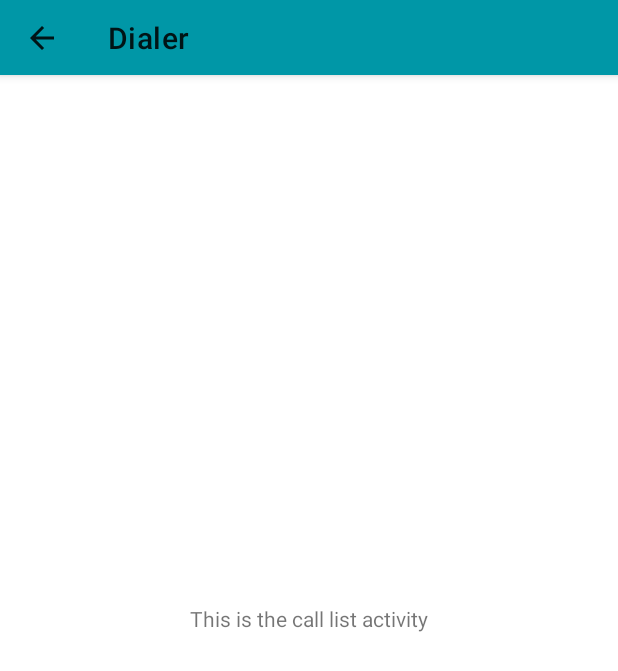
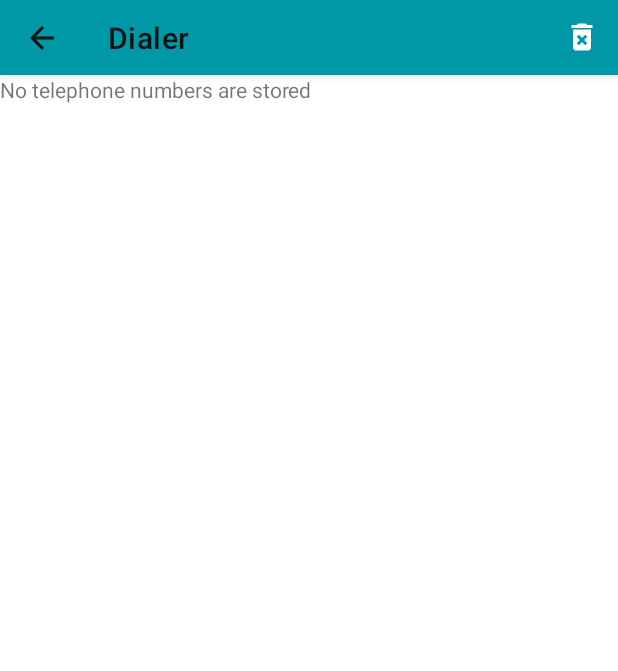
Before and after one commit to Fredriish/Android-university-project, an Android app: the CallListActivity screen opened directly, with no data from a screen before it, on a phone screen of 412 x 824 dp. Shown: the top 671 px of the screen. Run offline under Robolectric (Android 15) with nearby library versions, the phone set to English and light mode, and no system bars.

Commit message:
Assignment 5 done

```diff
--- a/app/src/main/java/se/miun/frba1901/dt031g/dialer/CallListActivity.java
+++ b/app/src/main/java/se/miun/frba1901/dt031g/dialer/CallListActivity.java
@@ -5,15 +5,20 @@ import androidx.appcompat.app.AppCompatActivity;
 import androidx.appcompat.widget.Toolbar;
 
 import android.content.Context;
+import android.content.Intent;
 import android.content.SharedPreferences;
 import android.os.Bundle;
+import android.view.Menu;
+import android.view.MenuItem;
 import android.widget.LinearLayout;
 import android.widget.ScrollView;
+import android.widget.TextView;
 
+import java.util.HashSet;
 import java.util.Set;
 
 public class CallListActivity extends AppCompatActivity {
-
+    LinearLayout numberContainer = null;
     @Override
     protected void onCreate(Bundle savedInstanceState) {
         super.onCreate(savedInstanceState);
@@ -25,9 +30,60 @@ public class CallListActivity extends AppCompatActivity {
         LinearLayout dialList = (LinearLayout)findViewById(R.id.dialList);
         createDialList(dialList);
     }
+
+    @Override
+    public boolean onCreateOptionsMenu(Menu menu) {
+        getMenuInflater().inflate(R.menu.dial_list_appbar, menu);
+        return super.onCreateOptionsMenu(menu);
+    }
+    @Override
+    public boolean onOptionsItemSelected(MenuItem item){
+        switch(item.getItemId()){
+            case R.id.deleteNumbers:
+                // Tar bort nummer från sharedpreference
+                SharedPreferences dialNumberPreferences = this.getSharedPreferences(this
+                        .getString(R.string.saved_dialnumbers_filename), Context.MODE_PRIVATE);
+                Set<String> newNumberSet = new HashSet<String>();
+                SharedPreferences.Editor editor = dialNumberPreferences.edit();
+                editor.putStringSet(this.getString(R.string.dialnumbers_key), newNumberSet);
+                if(editor.commit()){
+                    if(numberContainer != null)
+                        numberContainer.removeAllViews(); // Tar bort alla views eftersom vi har just tömt datan
+                }
+                return true;
+            default:
+                return super.onOptionsItemSelected(item);
+        }
+
+    }
+
     private void createDialList(LinearLayout container){
-        SharedPreferences sharedPreferences = getPreferences(Context.MODE_PRIVATE);
-        Set<String> numberSet = sharedPreferences.getStringSet(getString(R.string.dialnumbers_key), null);
-        int a = 10;
+        SharedPreferences sharedPreferences = getSharedPreferences(
+                getString(R.string.saved_dialnumbers_filename),
+                Context.MODE_PRIVATE);
+        Set<String> numberSet = sharedPreferences.getStringSet(
+                getString(R.string.dialnumbers_key),
+                null);
+        if(numberSet != null) {
+            numberContainer = container; // Isåfall sparar vi detta som container till våra nummer
+
+            // Loopar igenom numberSet och skapar en textview med nummret för varje entry
+            for (String number : numberSet) {
+                TextView numberText = new TextView(this);
+                numberText.setLayoutParams(new LinearLayout.LayoutParams(
+                        LinearLayout.LayoutParams.MATCH_PARENT,
+                        LinearLayout.LayoutParams.MATCH_PARENT));
+                numberText.setText(number);
+                container.addView(numberText);
+            }
+        }
+        else{
+            TextView displayNoNumbers = new TextView(this);
+            displayNoNumbers.setLayoutParams(new LinearLayout.LayoutParams(
+                    LinearLayout.LayoutParams.MATCH_PARENT,
+                    LinearLayout.LayoutParams.MATCH_PARENT));
+            displayNoNumbers.setText(getString(R.string.no_numbers_found_message));
+            container.addView(displayNoNumbers);
+        }
     }
 }
--- a/app/src/main/java/se/miun/frba1901/dt031g/dialer/DialerTextView.java
+++ b/app/src/main/java/se/miun/frba1901/dt031g/dialer/DialerTextView.java
@@ -88,6 +88,7 @@ public class DialerTextView extends ConstraintLayout {
             getContext().startActivity(intent);
         }
     }
+    /* Sparar nummret med hjälp av sharedpreference API */
     private void saveNumber(CharSequence number){
         SharedPreferences dialNumberPreferences = getContext().getSharedPreferences(getContext()
                 .getString(R.string.saved_dialnumbers_filename), Context.MODE_PRIVATE);
--- a/app/src/main/java/se/miun/frba1901/dt031g/dialer/Dialpad.java
+++ b/app/src/main/java/se/miun/frba1901/dt031g/dialer/Dialpad.java
@@ -24,6 +24,8 @@ public class Dialpad extends ConstraintLayout {
 
     private void init(AttributeSet attrs){
         inflate(getContext(), R.layout.dialpad, this);
+        SoundPlayer.getInstance(getContext()); // Anropar getInstance på min singleton klass så att
+        // instansen konstrueras redan här
     }
 
     @Override
--- a/app/src/main/res/drawable/ic_baseline_delete_forever_24.xml
+++ b/app/src/main/res/drawable/ic_baseline_delete_forever_24_white.xml
@@ -1,4 +1,4 @@
-<vector android:height="24dp" android:tint="#7B7B7B"
+<vector android:height="24dp" android:tint="#FFFFFF"
     android:viewportHeight="24" android:viewportWidth="24"
     android:width="24dp" xmlns:android="http://schemas.android.com/apk/res/android">
     <path android:fillColor="@android:color/white" android:pathData="M6,19c0,1.1 0.9,2 2,2h8c1.1,0 2,-0.9 2,-2L18,7L6,7v12zM8.46,11.88l1.41,-1.41L12,12.59l2.12,-2.12 1.41,1.41L13.41,14l2.12,2.12 -1.41,1.41L12,15.41l-2.12,2.12 -1.41,-1.41L10.59,14l-2.13,-2.12zM15.5,4l-1,-1h-5l-1,1L5,4v2h14L19,4z"/>
--- a/app/src/main/res/layout/activity_call_list.xml
+++ b/app/src/main/res/layout/activity_call_list.xml
@@ -13,15 +13,6 @@
         android:background="?attr/colorPrimary"
         android:elevation="4dp"
         android:theme="@style/ThemeOverlay.AppCompat.ActionBar"
-        app:layout_constraintEnd_toEndOf="parent"
-        app:layout_constraintStart_toStartOf="parent"
-        app:layout_constraintTop_toTopOf="parent" />
-    <TextView
-        android:id="@+id/textView2"
-        android:layout_width="wrap_content"
-        android:layout_height="wrap_content"
-        android:text="This is the call list activity"
-        app:layout_constraintBottom_toBottomOf="parent"
         app:layout_constraintEnd_toEndOf="parent"
         app:layout_constraintStart_toStartOf="parent"
         app:layout_constraintTop_toTopOf="parent" />
--- /dev/null
+++ b/app/src/main/res/menu/dial_list_appbar.xml
@@ -0,0 +1,10 @@
+<?xml version="1.0" encoding="utf-8"?>
+<menu xmlns:app="http://schemas.android.com/apk/res-auto"
+    xmlns:android="http://schemas.android.com/apk/res/android">
+    <item
+        android:id="@+id/deleteNumbers"
+        android:icon="@drawable/ic_baseline_delete_forever_24_white"
+        android:title=""
+        app:showAsAction="always" />
+
+</menu>
--- a/app/src/main/res/values/strings.xml
+++ b/app/src/main/res/values/strings.xml
@@ -14,4 +14,5 @@
     <string name="eraseIcon_description">Erase icon</string>
     <string name="saved_dialnumbers_filename">dialnumbers.txt</string>
     <string name="dialnumbers_key">dialnumbersKey</string>
+    <string name="no_numbers_found_message">No telephone numbers are stored</string>
 </resources>
```
Also changed, not shown: app/src/main/java/se/miun/frba1901/dt031g/dialer/SettingsActivity.java (+12 -1 lines), app/src/main/res/menu/dial_menu.xml (deleted, +0 -10 lines).
